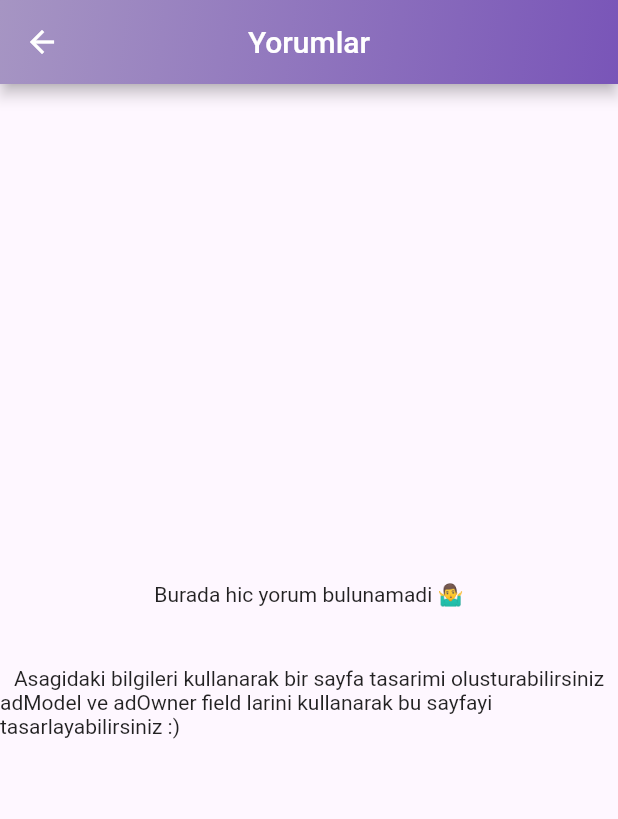
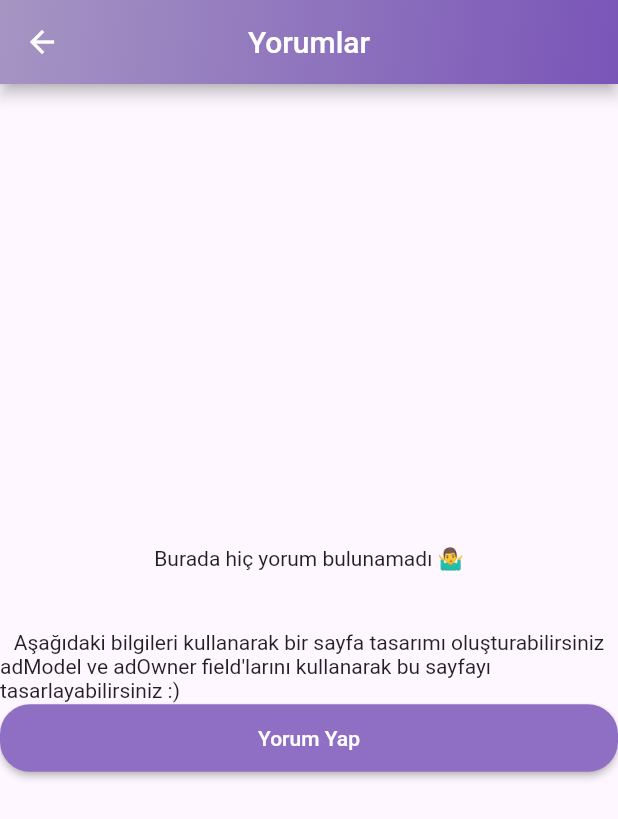
Before and after one commit to feyza12345/f_151, a Flutter app: the ReviewsPage screen opened directly with empty values, on a phone screen of 412 x 824 dp. Shown: the top 819 px of the screen. Run offline on Flutter 3.47's test engine with Material 2 defaults, Android fonts, the light colour scheme and no system bars; our stand-ins replace cloud_firestore, firebase_auth, firebase_core, firebase_storage, flutter_animate, flutter_bloc and 3 more; missing offline and left inert: onesignal_flutter; accounts and stored records are empty.

Commit message:
add review pages updated

```diff
--- a/lib/pages/home/homepage/advertisement/reviews/reviews_page.dart
+++ b/lib/pages/home/homepage/advertisement/reviews/reviews_page.dart
@@ -6,24 +6,64 @@ import 'package:flutter/material.dart';
 class ReviewsPage extends StatelessWidget {
   final AdvertisementModel adModel;
   final PersonModel adOwner;
-  const ReviewsPage({required this.adOwner, required this.adModel, super.key});
+  final TextEditingController commentController = TextEditingController();
+
+  ReviewsPage({required this.adOwner, required this.adModel, Key? key})
+      : super(key: key);
+
+  Future<void> addComment(String comment) async {
+    // Yorum ekleme işlemleri
+  }
 
   @override
   Widget build(BuildContext context) {
     return Scaffold(
       appBar: CustomWidgets.appBar(title: const Text('Yorumlar')),
-      body: const Center(
-        child: Column(
-          mainAxisAlignment: MainAxisAlignment.center,
-          children: [
-            Text('Burada hic yorum bulunamadi 🤷‍♂️'),
-            SizedBox(height: 40),
-            Text(
-                'Asagidaki bilgileri kullanarak bir sayfa tasarimi olusturabilirsiniz'),
-            Text(
-                'adModel ve adOwner field larini kullanarak bu sayfayi tasarlayabilirsiniz :)')
-          ],
-        ),
+      body: Column(
+        mainAxisAlignment: MainAxisAlignment.center,
+        children: [
+          Text('Burada hiç yorum bulunamadı 🤷‍♂️'),
+          SizedBox(height: 40),
+          Text('Aşağıdaki bilgileri kullanarak bir sayfa tasarımı oluşturabilirsiniz'),
+          Text('adModel ve adOwner field\'larını kullanarak bu sayfayı tasarlayabilirsiniz :)'),
+          ElevatedButton(
+            onPressed: () {
+              showDialog(
+                context: context,
+                builder: (context) => AlertDialog(
+                  title: const Text('Yorum Ekle'),
+                  content: TextField(
+                    controller: commentController,
+                    decoration: const InputDecoration(
+                      hintText: 'Yorumunuzu buraya girin',
+                    ),
+                    maxLines: 3,
+                  ),
+                  actions: [
+                    TextButton(
+                      onPressed: () {
+                        final comment = commentController.text;
+                        if (comment.isNotEmpty) {
+                          addComment(comment);
+                        }
+                        Navigator.of(context).pop();
+                      },
+                      child: const Text('Ekle'),
+                    ),
+                    TextButton(
+                      onPressed: () {
+                        commentController.clear();
+                        Navigator.of(context).pop();
+                      },
+                      child: const Text('İptal'),
+                    ),
+                  ],
+                ),
+              );
+            },
+            child: const Text('Yorum Yap'),
+          ),
+        ],
       ),
     );
   }
```
Also changed, not shown: 1 other file.
